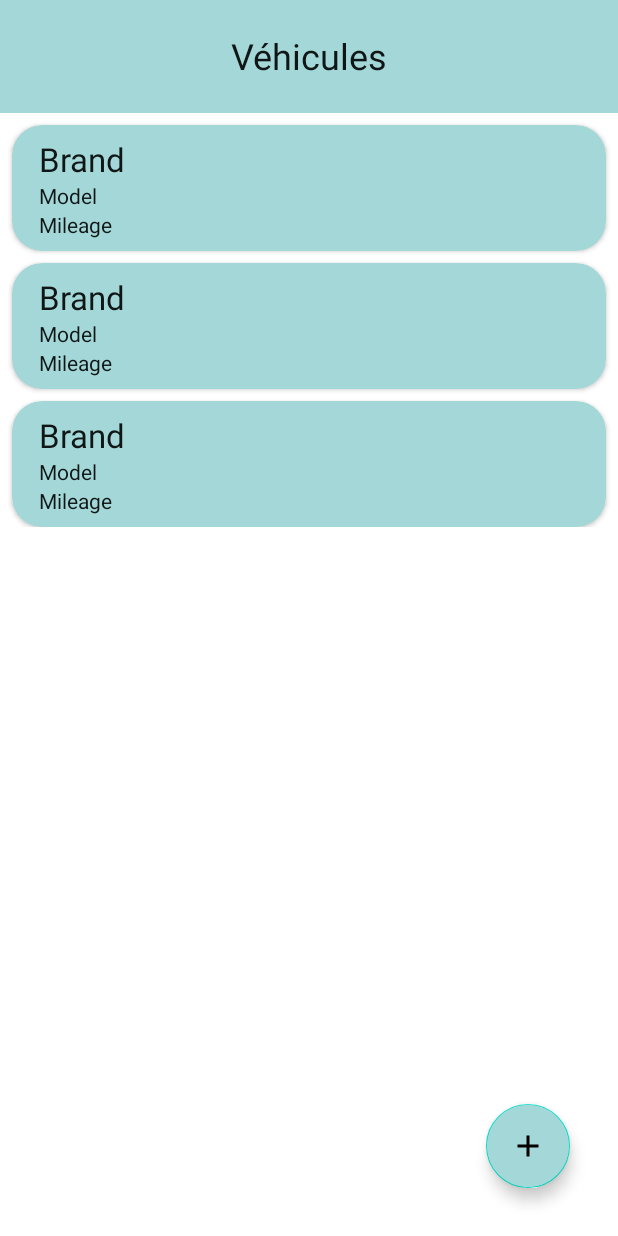
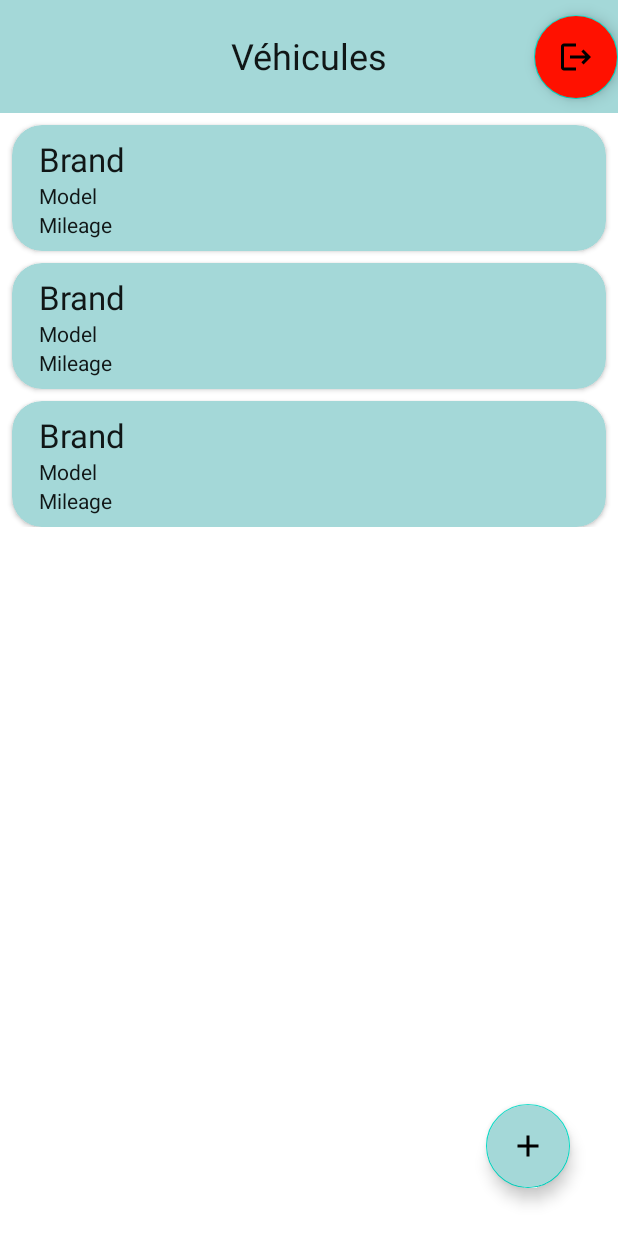
Before and after one commit to Bedjes-Studio/SAMM, an Android app: the layout activity_car.xml on its own in the app's theme, with its tools: preview values and no code run, on a phone screen of 412 x 824 dp. Run offline under Robolectric (Android 15) with nearby library versions, the phone set to English and light mode, and no system bars.

Commit message:
Ajout bouton logout

```diff
--- a/app/src/main/java/UQAC/Mobile/SAMM/CarAdapter.java
+++ b/app/src/main/java/UQAC/Mobile/SAMM/CarAdapter.java
@@ -69,7 +69,7 @@ public class CarAdapter extends RecyclerView.Adapter<CarAdapter.MyViewHolder>{
                         // son historique pour l'instant c'est du bullshit
                         // j'ai fais des tests avec putExtra ce sera surement l'id de la voiture qu'on passera
                         listenerLong.onItemLongClick(carArrayList[position].getId());
-                        return false;
+                        return true;
                     }
                 });
     }
--- /dev/null
+++ b/app/src/main/res/drawable/ic_baseline_logout_24.xml
@@ -0,0 +1,5 @@
+<vector android:autoMirrored="true" android:height="24dp"
+    android:tint="#000000" android:viewportHeight="24"
+    android:viewportWidth="24" android:width="24dp" xmlns:android="http://schemas.android.com/apk/res/android">
+    <path android:fillColor="@android:color/white" android:pathData="M17,7l-1.41,1.41L18.17,11H8v2h10.17l-2.58,2.58L17,17l5,-5zM4,5h8V3H4c-1.1,0 -2,0.9 -2,2v14c0,1.1 0.9,2 2,2h8v-2H4V5z"/>
+</vector>
--- a/app/src/main/res/layout/activity_car.xml
+++ b/app/src/main/res/layout/activity_car.xml
@@ -52,17 +52,18 @@
         app:layout_constraintTop_toTopOf="parent">
 
 
-<!--        <com.google.android.material.floatingactionbutton.FloatingActionButton-->
-<!--            android:id="@+id/backButtonCreationV"-->
-<!--            android:layout_width="wrap_content"-->
-<!--            android:layout_height="wrap_content"-->
-<!--            android:layout_marginStart="10dp"-->
-<!--            android:layout_marginTop="10dp"-->
-<!--            android:backgroundTint="@color/purple"-->
-<!--            android:clickable="true"-->
-<!--            app:layout_constraintStart_toStartOf="parent"-->
-<!--            app:layout_constraintTop_toTopOf="parent"-->
-<!--            app:srcCompat="?attr/actionModeCloseDrawable" />-->
+        <com.google.android.material.floatingactionbutton.FloatingActionButton
+            android:id="@+id/logout"
+            android:layout_width="wrap_content"
+            android:layout_height="wrap_content"
+            android:layout_marginStart="10dp"
+            android:layout_marginTop="10dp"
+            android:backgroundTint="@color/red"
+            android:clickable="true"
+            app:layout_constraintEnd_toEndOf="parent"
+            app:layout_constraintTop_toTopOf="parent"
+            android:src="@drawable/ic_baseline_logout_24"
+            />
 
         <TextView
             android:layout_width="189dp"
--- a/app/src/main/res/values/colors.xml
+++ b/app/src/main/res/values/colors.xml
@@ -11,4 +11,5 @@
     <color name="dark_blue">#101616</color>
     <color name="purple">#A4D8D8</color>
     <color name="save">#5DD9C1</color>
+    <color name="red">#FF1100</color>
 </resources>
```
Also changed, not shown: app/src/main/java/UQAC/Mobile/SAMM/listVehicules.java (+10 -6 lines).
